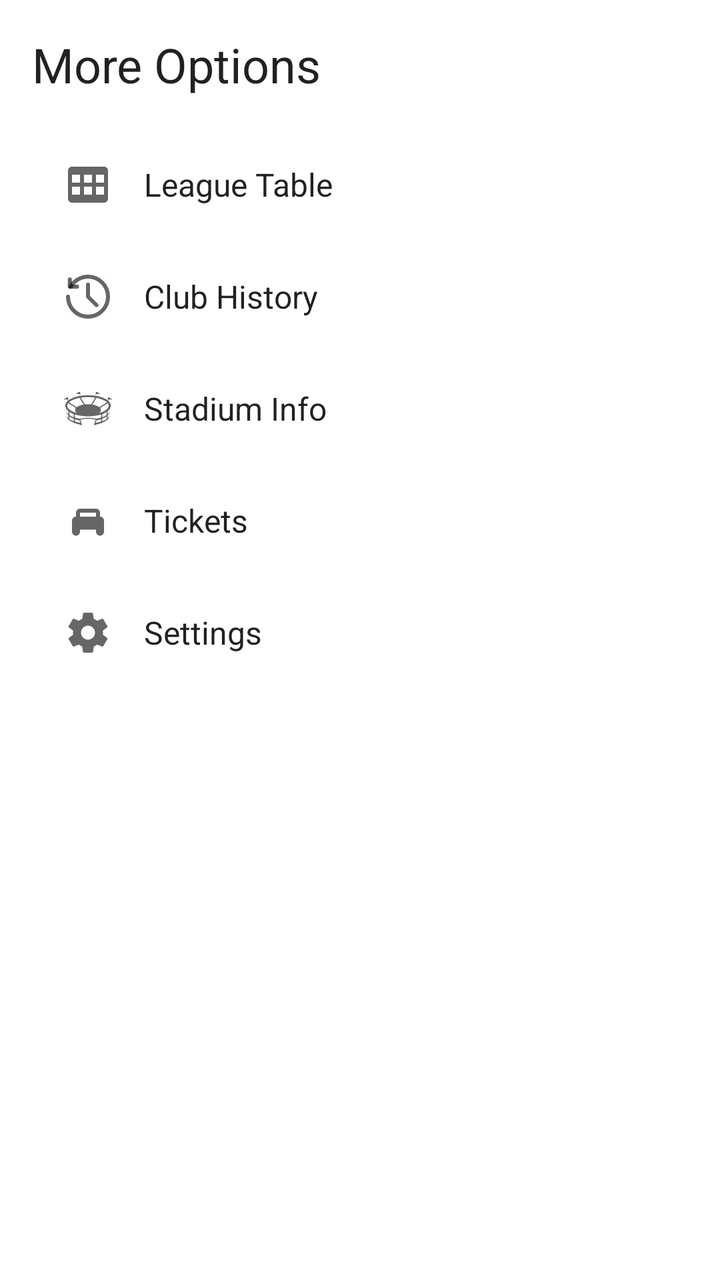
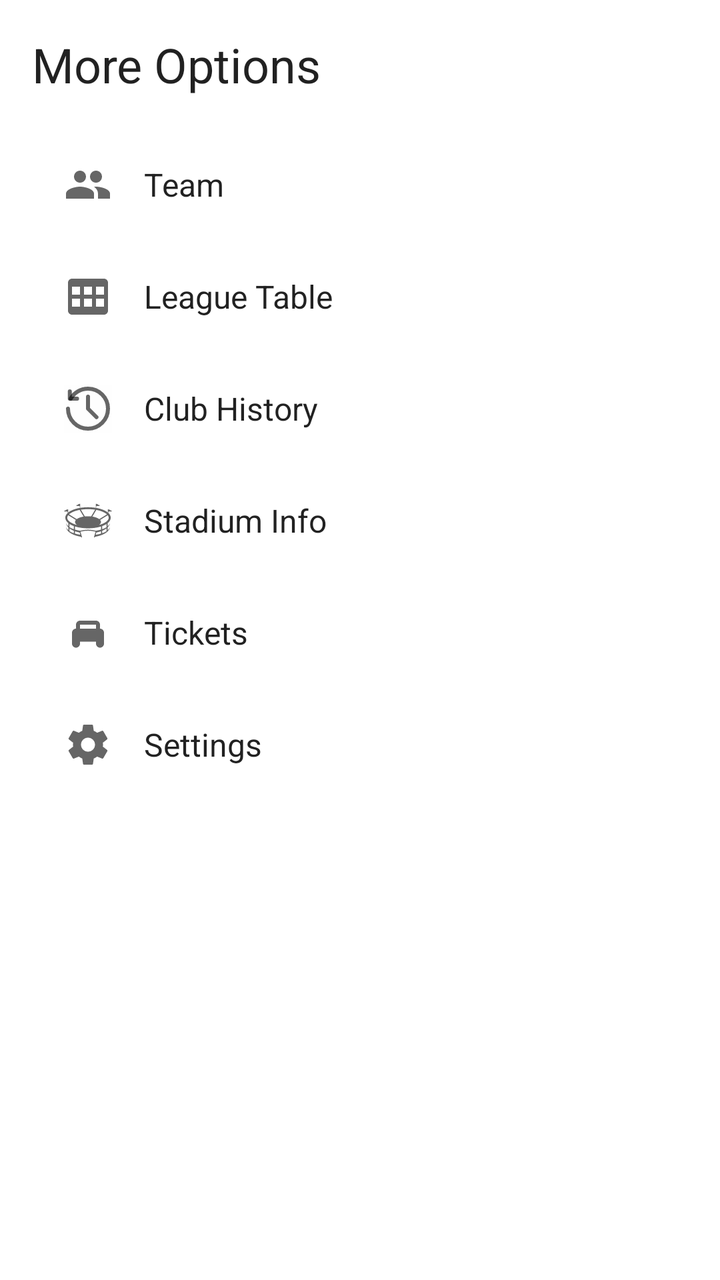

Screens rendered from an Android XML layout before and after an edit, with the pre-edit source and the edit as a unified diff.
<!-- AndroidManifest.xml: application theme Theme.FCNeftchi -->
<!-- res/layout/fragment_more.xml -->
<?xml version="1.0" encoding="utf-8"?>
<ScrollView xmlns:android="http://schemas.android.com/apk/res/android"
    xmlns:tools="http://schemas.android.com/tools"
    android:layout_width="match_parent"
    android:layout_height="match_parent"
    tools:context=".ui.more.MoreFragment">

    <LinearLayout
        android:layout_width="match_parent"
        android:layout_height="wrap_content"
        android:orientation="vertical"
        android:padding="16dp">

        <TextView
            style="?attr/textAppearanceHeadline5"
            android:layout_width="wrap_content"
            android:layout_height="wrap_content"
            android:text="More Options"
            android:layout_marginBottom="16dp"/>

        <TextView
            style="?attr/textAppearanceListItem"
            android:drawableStart="@drawable/ic_table"
            android:drawablePadding="16dp"
            android:gravity="center_vertical"
            android:layout_width="match_parent"
            android:layout_height="wrap_content"
            android:padding="16dp"
            android:text="League Table"/>

        <TextView
            style="?attr/textAppearanceListItem"
            android:drawableStart="@drawable/ic_history"
            android:drawablePadding="16dp"
            android:gravity="center_vertical"
            android:layout_width="match_parent"
            android:layout_height="wrap_content"
            android:padding="16dp"
            android:text="Club History"/>

        <TextView
            style="?attr/textAppearanceListItem"
            android:drawableStart="@drawable/ic_stadium"
            android:drawablePadding="16dp"
            android:gravity="center_vertical"
            android:layout_width="match_parent"
            android:layout_height="wrap_content"
            android:padding="16dp"
            android:text="Stadium Info"/>

        <TextView
            style="?attr/textAppearanceListItem"
            android:drawableStart="@drawable/ic_tickets"
            android:drawablePadding="16dp"
            android:gravity="center_vertical"
            android:layout_width="match_parent"
            android:layout_height="wrap_content"
            android:padding="16dp"
            android:text="Tickets"/>

        <TextView
            style="?attr/textAppearanceListItem"
            android:drawableStart="@drawable/ic_settings"
            android:drawablePadding="16dp"
            android:gravity="center_vertical"
            android:layout_width="match_parent"
            android:layout_height="wrap_content"
            android:padding="16dp"
            android:text="Settings"/>

    </LinearLayout>
</ScrollView>
<!-- resources referenced by this layout -->
<resources>
  <!-- drawable ic_table (drawable) -->
  <?xml version="1.0" encoding="utf-8"?>
  <vector xmlns:android="http://schemas.android.com/apk/res/android"
      android:width="24dp"
      android:height="24dp"
      android:viewportWidth="24"
      android:viewportHeight="24"
      android:tint="?attr/colorControlNormal">
      <path
          android:fillColor="@android:color/white"
          android:pathData="M20,3H4C2.9,3 2,3.9 2,5v14c0,1.1 0.9,2 2,2h16c1.1,0 2,-0.9 2,-2V5C22,3.9 21.1,3 20,3zM8,11H4V7h4V11zM14,11h-4V7h4V11zM20,11h-4V7h4V11zM8,17H4v-4h4V17zM14,17h-4v-4h4V17zM20,17h-4v-4h4V17z"/>
  </vector>
  <!-- drawable ic_tickets (drawable) -->
  <?xml version="1.0" encoding="utf-8"?>
  <vector xmlns:android="http://schemas.android.com/apk/res/android"
      android:width="24dp"
      android:height="24dp"
      android:viewportWidth="24"
      android:viewportHeight="24"
      android:tint="?attr/colorControlNormal">
      <path
          android:fillColor="@android:color/white"
          android:pathData="M20,12c0,-1.1 -0.9,-2 -2,-2V8c0,-1.1 -0.9,-2 -2,-2H8C6.9,6 6,6.9 6,8v2c-1.1,0 -2,0.9 -2,2v5.5c0,1.1 0.9,2 2,2s2,-0.9 2,-2v-1h8v1c0,1.1 0.9,2 2,2s2,-0.9 2,-2V12zM16,10H8V8h8V10z"/>
  </vector>
  <style name="Theme.FCNeftchi" parent="Theme.MaterialComponents.DayNight.NoActionBar">
          <item name="colorPrimary">@color/neftchi_green</item>
          <item name="colorPrimaryVariant">@color/neftchi_green_dark</item>
          <item name="colorOnPrimary">@color/white</item>
          <item name="colorSecondary">@color/neftchi_green_light</item>
          <item name="colorSecondaryVariant">@color/neftchi_green</item>
          <item name="colorOnSecondary">@color/black</item>
          <item name="android:statusBarColor">@android:color/transparent</item>
          <item name="android:navigationBarColor">@android:color/transparent</item>
      </style>
  <color name="neftchi_green">#008000</color>
  <color name="neftchi_green_dark">#006400</color>
  <color name="white">#FFFFFFFF</color>
  <color name="neftchi_green_light">#90EE90</color>
  <color name="black">#FF000000</color>
  <!-- unchanged entries left out for length: 3 -->
</resources>

<!-- the commit's change to res/layout/fragment_more.xml (unified diff, before → after) -->
@@ -17,6 +17,18 @@
             android:layout_height="wrap_content"
             android:text="More Options"
             android:layout_marginBottom="16dp"/>
+
+        <TextView
+            android:id="@+id/team_button"
+            style="?attr/textAppearanceListItem"
+            android:drawableStart="@drawable/ic_team"
+            android:drawablePadding="16dp"
+            android:gravity="center_vertical"
+            android:layout_width="match_parent"
+            android:layout_height="wrap_content"
+            android:background="?attr/selectableItemBackground"
+            android:padding="16dp"
+            android:text="@string/title_team"/>
 
         <TextView
             style="?attr/textAppearanceListItem"
<!-- resource entries referenced after the edit -->
@@ -12,6 +12,18 @@
           android:fillColor="@android:color/white"
           android:pathData="M20,3H4C2.9,3 2,3.9 2,5v14c0,1.1 0.9,2 2,2h16c1.1,0 2,-0.9 2,-2V5C22,3.9 21.1,3 20,3zM8,11H4V7h4V11zM14,11h-4V7h4V11zM20,11h-4V7h4V11zM8,17H4v-4h4V17zM14,17h-4v-4h4V17zM20,17h-4v-4h4V17z"/>
   </vector>
+  <!-- drawable ic_team (drawable) -->
+  <?xml version="1.0" encoding="utf-8"?>
+  <vector xmlns:android="http://schemas.android.com/apk/res/android"
+      android:width="24dp"
+      android:height="24dp"
+      android:viewportWidth="24"
+      android:viewportHeight="24"
+      android:tint="?attr/colorControlNormal">
+      <path
+          android:fillColor="@android:color/white"
+          android:pathData="M16,11c1.66,0 2.99,-1.34 2.99,-3S17.66,5 16,5c-1.66,0 -3,1.34 -3,3s1.34,3 3,3zM8,11c1.66,0 2.99,-1.34 2.99,-3S9.66,5 8,5C6.34,5 5,6.34 5,8s1.34,3 3,3zM8,13c-2.33,0 -7,1.17 -7,3.5V19h14v-2.5C15,14.17 10.33,13 8,13zM16,13c-0.29,0 -0.62,0.02 -0.97,0.05 1.16,0.84 1.97,1.97 1.97,3.45V19h6v-2.5C23,14.17 18.33,13 16,13z"/>
+  </vector>
   <!-- drawable ic_tickets (drawable) -->
   <?xml version="1.0" encoding="utf-8"?>
   <vector xmlns:android="http://schemas.android.com/apk/res/android"
@@ -24,6 +36,7 @@
           android:fillColor="@android:color/white"
           android:pathData="M20,12c0,-1.1 -0.9,-2 -2,-2V8c0,-1.1 -0.9,-2 -2,-2H8C6.9,6 6,6.9 6,8v2c-1.1,0 -2,0.9 -2,2v5.5c0,1.1 0.9,2 2,2s2,-0.9 2,-2v-1h8v1c0,1.1 0.9,2 2,2s2,-0.9 2,-2V12zM16,10H8V8h8V10z"/>
   </vector>
+  <string name="title_team">Team</string>
   <style name="Theme.FCNeftchi" parent="Theme.MaterialComponents.DayNight.NoActionBar">
           <item name="colorPrimary">@color/neftchi_green</item>
           <item name="colorPrimaryVariant">@color/neftchi_green_dark</item>
